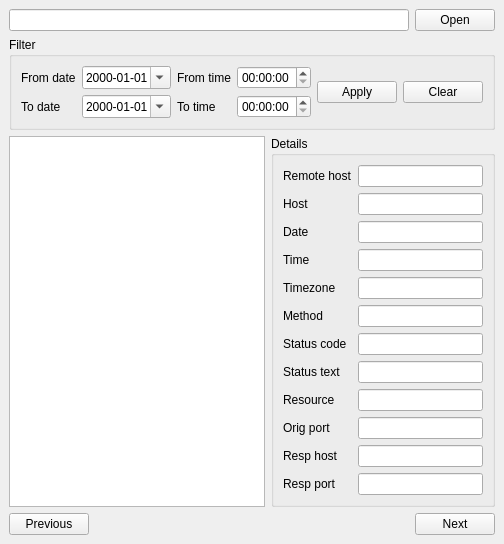
Before: the Qt Designer form List7/ui/log_browser.ui in BOTAGK/Jezyki_Skryptowe, drawn with Qt 5.
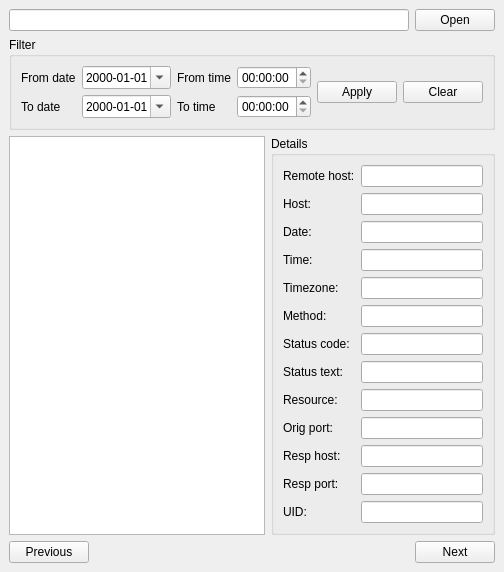
After: the same form once the commit is applied.

Commit message: feat: add better naming and add uid in details

What changed in the file:
```diff
--- a/List7/ui/log_browser.ui
+++ b/List7/ui/log_browser.ui
@@ -120,7 +120,7 @@
          <item row="0" column="0">
           <widget class="QLabel" name="remoteHostLabel">
            <property name="text">
-            <string>Remote host</string>
+            <string>Remote host:</string>
            </property>
           </widget>
          </item>
@@ -134,7 +134,7 @@
          <item row="1" column="0">
           <widget class="QLabel" name="hostLabel">
            <property name="text">
-            <string>Host</string>
+            <string>Host:</string>
            </property>
           </widget>
          </item>
@@ -148,7 +148,7 @@
          <item row="2" column="0">
           <widget class="QLabel" name="dateLabel">
            <property name="text">
-            <string>Date</string>
+            <string>Date:</string>
            </property>
           </widget>
          </item>
@@ -162,7 +162,7 @@
          <item row="3" column="0">
           <widget class="QLabel" name="timeLabel">
            <property name="text">
-            <string>Time</string>
+            <string>Time:</string>
            </property>
           </widget>
          </item>
@@ -176,7 +176,7 @@
          <item row="4" column="0">
           <widget class="QLabel" name="timezoneLabel">
            <property name="text">
-            <string>Timezone</string>
+            <string>Timezone:</string>
            </property>
           </widget>
          </item>
@@ -190,7 +190,7 @@
          <item row="5" column="0">
           <widget class="QLabel" name="methodLabel">
            <property name="text">
-            <string>Method</string>
+            <string>Method:</string>
            </property>
           </widget>
          </item>
@@ -204,7 +204,7 @@
          <item row="6" column="0">
           <widget class="QLabel" name="statusCodeLabel">
            <property name="text">
-            <string>Status code</string>
+            <string>Status code:</string>
            </property>
           </widget>
          </item>
@@ -218,7 +218,7 @@
          <item row="7" column="0">
           <widget class="QLabel" name="statusTextLabel">
            <property name="text">
-            <string>Status text</string>
+            <string>Status text:</string>
            </property>
           </widget>
          </item>
@@ -232,7 +232,7 @@
          <item row="8" column="0">
           <widget class="QLabel" name="resourceLabel">
            <property name="text">
-            <string>Resource</string>
+            <string>Resource:</string>
            </property>
           </widget>
          </item>
@@ -246,7 +246,7 @@
          <item row="9" column="0">
           <widget class="QLabel" name="origPortLabel">
            <property name="text">
-            <string>Orig port</string>
+            <string>Orig port:</string>
            </property>
           </widget>
          </item>
@@ -260,7 +260,7 @@
          <item row="10" column="0">
           <widget class="QLabel" name="respHostLabel">
            <property name="text">
-            <string>Resp host</string>
+            <string>Resp host:</string>
            </property>
           </widget>
          </item>
@@ -274,7 +274,7 @@
          <item row="11" column="0">
           <widget class="QLabel" name="respPortLabel">
            <property name="text">
-            <string>Resp port</string>
+            <string>Resp port:</string>
            </property>
           </widget>
          </item>
@@ -285,6 +285,20 @@
            </property>
           </widget>
          </item>
+         <item row="12" column="0">
+          <widget class="QLabel" name="uidLabel">
+           <property name="text">
+            <string>UID:</string>
+           </property>
+          </widget>
+         </item>
+         <item row="12" column="1">
+          <widget class="QLineEdit" name="uidEdit">
+           <property name="readOnly">
+            <bool>true</bool>
+           </property>
+          </widget>
+         </item>
         </layout>
        </widget>
       </item>
```
The commit also changes 2 other files.
